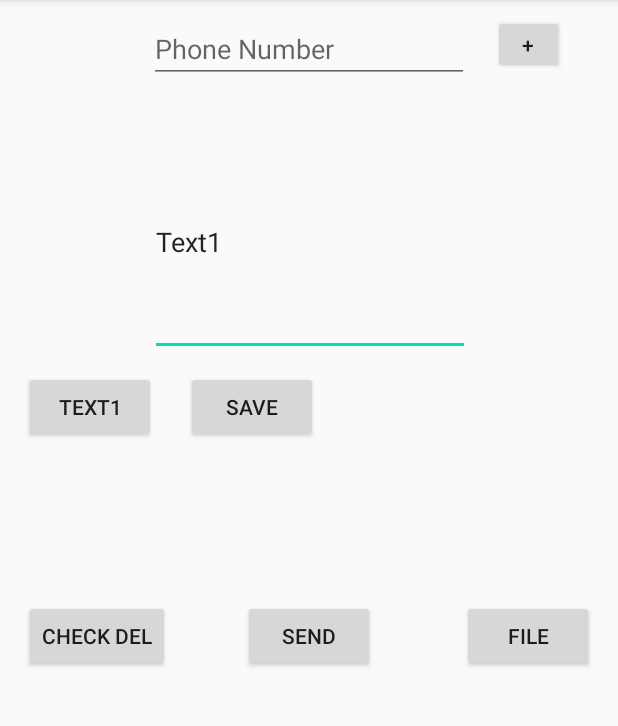
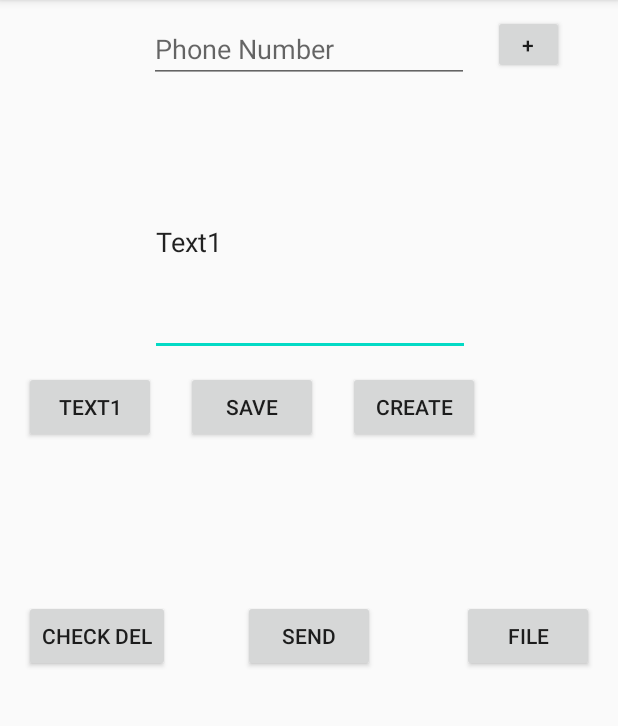
Before and after one commit to vitamincarrot/GroupSMS, an Android app: the screen it shows after launch (MainActivity), after a tap on "SAVE", on a phone screen of 412 x 824 dp, the part 84-810 px from its top. Run offline under Robolectric (Android 15) with nearby library versions, the phone set to English and light mode, and no system bars; libraries missing offline, so code that uses them is left out: jxl.read.biff, jxl.write, jxl.write.biff; 3 other taps on this screen came first.

Commit message:
엑셀 데이터 불러오기 완성 엑셀 샘플 파일 생성하기 완성

```diff
--- a/app/src/main/java/com/example/groupsms/MainActivity.java
+++ b/app/src/main/java/com/example/groupsms/MainActivity.java
@@ -1,15 +1,12 @@
 package com.example.groupsms;
 
 import android.Manifest;
-import android.annotation.SuppressLint;
 import android.app.Activity;
 import android.content.DialogInterface;
 import android.content.Intent;
 import android.content.pm.PackageManager;
 import android.net.Uri;
 import android.os.Bundle;
-import android.os.Environment;
-import android.os.ParcelFileDescriptor;
 import android.telephony.SmsManager;
 import android.util.Log;
 import android.view.View;
@@ -18,16 +15,11 @@ import android.widget.EditText;
 import android.widget.LinearLayout;
 import android.widget.Toast;
 
-import java.io.File;
-import java.io.FileInputStream;
 import java.io.FileNotFoundException;
-import java.io.FileOutputStream;
-import java.io.FileWriter;
 import java.io.IOException;
 import java.io.InputStream;
-import java.text.SimpleDateFormat;
+import java.io.OutputStream;
 import java.util.ArrayList;
-import java.util.Date;
 import java.util.List;
 
 import androidx.annotation.NonNull;
@@ -41,23 +33,29 @@ import jxl.Sheet;
 import jxl.Workbook;
 import jxl.WorkbookSettings;
 import jxl.read.biff.BiffException;
+import jxl.write.Label;
+import jxl.write.WritableSheet;
+import jxl.write.WritableWorkbook;
+import jxl.write.WriteException;
+import jxl.write.biff.RowsExceededException;
 
 public class MainActivity extends AppCompatActivity {
 
     private static final int MY_PERMISSIONS_REQUEST_SEND_SMS = 1;
     EditText num, msg;
-    Button sendBtn, retryBtn, addBtn, checkDelBtn, inputButton1, save;
-    String inputText1 = "Text1", sdPath;
+    Button sendBtn, retryBtn, addBtn, checkDelBtn, inputButton1, save, createBtn;
+    String inputText1 = "Text1";
     RecyclerView recyclerView;
     /*public RecyclerView.Adapter mAdapter;
     public RecyclerView.LayoutManager layoutManager;*/
-    ArrayList<String> myDataset = new ArrayList<>();
+    ArrayList<String> myDataSet = new ArrayList<>();
     ArrayList<String> checkText = new ArrayList<>();
     Workbook workbook;
     List<String> excelTitle, excelContent, excelThumb;
-    private int WRITE_REQUEST_CODE = 43;
-    private ParcelFileDescriptor pfd;
-    private FileOutputStream fileOutputStream;
+    private int READ_REQUEST_CODE = 43;
+    private int WRITE_REQUEST_CODE = 44;
+//    private ParcelFileDescriptor pfd;
+//    private FileOutputStream fileOutputStream;
 
 
     @Override
@@ -74,17 +72,17 @@ public class MainActivity extends AppCompatActivity {
         checkDelBtn = findViewById(R.id.checkDel);
         inputButton1 = findViewById(R.id.inputText1);
         save = findViewById(R.id.save);
+        createBtn = findViewById(R.id.createBtn);
 
         excelTitle = new ArrayList<>();
         excelContent = new ArrayList<>();
         excelThumb = new ArrayList<>();
 
 
-
         final RecyclerView recyclerView = findViewById(R.id.recyclerView);
         recyclerView.setLayoutManager(new LinearLayoutManager(getApplicationContext()));
 
-        final MyAdapter adapter = new MyAdapter(myDataset);
+        final MyAdapter adapter = new MyAdapter(myDataSet);
         recyclerView.setAdapter(adapter);
 
         checkForSmsPermission();
@@ -92,7 +90,15 @@ public class MainActivity extends AppCompatActivity {
         save.setOnClickListener(new View.OnClickListener() {
             @Override
             public void onClick(View v) {
-                StartRecord();
+                StartRead();
+            }
+        });
+
+        createBtn.setOnClickListener(new View.OnClickListener() {
+            @Override
+            public void onClick(View v) {
+                StartWrite();
+
             }
         });
 
@@ -136,10 +142,10 @@ public class MainActivity extends AppCompatActivity {
             public void onClick(View v) {
                 checkText = adapter.checkPos;
                 for (int i = 0; i < checkText.size(); i++) {
-                    myDataset.remove(checkText.get(i));
+                    myDataSet.remove(checkText.get(i));
                 }
 
-                adapter.checkPos.removeAll(adapter.checkPos);
+                adapter.checkPos.removeAll(checkText);
                 adapter.notifyDataSetChanged();
 
             }
@@ -151,8 +157,8 @@ public class MainActivity extends AppCompatActivity {
             public void onClick(View v) {
 
                 if (num.length() > 0) {
-                    myDataset.add(num.getText().toString());
-                    Log.d("MainActivity_Log", "(addBtn) Data add : " + myDataset.get(0));
+                    myDataSet.add(num.getText().toString());
+                    Log.d("MainActivity_Log", "(addBtn) Data add : " + myDataSet.get(0));
                     adapter.notifyDataSetChanged();
                     num.getText().clear();
 
@@ -170,10 +176,10 @@ public class MainActivity extends AppCompatActivity {
             @Override
             public void onClick(View v) {
                 String inputMsgText = msg.getText().toString();
-                if (myDataset.size() > 0 && inputMsgText.length() > 0) {
-                    for (int i = 0; i < myDataset.size(); i++) {
-                        sendSMS(myDataset.get(i), inputMsgText);
-                        toastMsgShort(myDataset.get(i) + "\n" + inputMsgText);
+                if (myDataSet.size() > 0 && inputMsgText.length() > 0) {
+                    for (int i = 0; i < myDataSet.size(); i++) {
+                        sendSMS(myDataSet.get(i), inputMsgText);
+                        toastMsgShort(myDataSet.get(i) + "\n" + inputMsgText);
 
                     }
 
@@ -193,7 +199,8 @@ public class MainActivity extends AppCompatActivity {
 
     }
 
-    public void StartRecord() {
+    //불러올 파일 선택창 열기
+    public void StartRead() {
         try {
             /*long now = System.currentTimeMillis();
             Date date = new Date(now);
@@ -203,51 +210,82 @@ public class MainActivity extends AppCompatActivity {
 */
 
 
-            /**
+            /*
              * SAF 파일 편집
              * */
 /*
             String fileName = formatDate + ".txt";
 */
 
-            Intent intent = new Intent(Intent.ACTION_OPEN_DOCUMENT);
+            Intent intent = null;
+            if (android.os.Build.VERSION.SDK_INT >= android.os.Build.VERSION_CODES.KITKAT) {
+                intent = new Intent(Intent.ACTION_OPEN_DOCUMENT);
+            }
+            assert intent != null;
             intent.addCategory(Intent.CATEGORY_OPENABLE);
             intent.setType("*/*");
 /*
             intent.putExtra(Intent.EXTRA_TITLE, fileName);
 */
 
-            startActivityForResult(intent, WRITE_REQUEST_CODE);
+            startActivityForResult(intent, READ_REQUEST_CODE);
         } catch (Exception e) {
             e.printStackTrace();
         }
 
     }
 
+    //저장할 파일 선택창 열기
+    public void StartWrite() {
+        Intent intent = null;
+        String fileName = "Sample.xls";
+        if (android.os.Build.VERSION.SDK_INT >= android.os.Build.VERSION_CODES.KITKAT) {
+            intent = new Intent(Intent.ACTION_CREATE_DOCUMENT);
+        }
+        assert intent != null;
+        intent.addCategory(Intent.CATEGORY_OPENABLE);
+        intent.setType("*/*");
+        intent.putExtra(Intent.EXTRA_TITLE, fileName);
+
+        startActivityForResult(intent, WRITE_REQUEST_CODE);
+    }
+
+    //선택된 파일 정보 받아오기
     @Override
     protected void onActivityResult(int requestCode, int resultCode, Intent data) {
         super.onActivityResult(requestCode, resultCode, data);
-        if (requestCode == WRITE_REQUEST_CODE && resultCode == Activity.RESULT_OK) {
-            Log.d("MainActivity_Log", "(onActivityResult) WRITE_REQUEST_CODE");
+        if (requestCode == READ_REQUEST_CODE && resultCode == Activity.RESULT_OK) {
+            Log.d("MainActivity_Log", "(onActivityResult) READ_REQUEST_CODE");
 
             Uri uri = data.getData();
             Log.d("MainActivity_Log", "(onActivityResult) " + uri);
 
             try {
-                InputStream file = getApplicationContext().getContentResolver().openInputStream(uri);
+                InputStream file = null;
+                if (uri != null) {
+                    file = getApplicationContext().getContentResolver().openInputStream(uri);
+                }
                 excelRead(file);
             } catch (FileNotFoundException e) {
                 e.printStackTrace();
                 Log.d("MainActivity_Log", "(onCreate) " + e);
 
             }
-/*
-            addText(uri);
-*/
+        } else if (requestCode == WRITE_REQUEST_CODE && resultCode == Activity.RESULT_OK) {
+            Uri uri = data.getData();
+            try {
+                if (uri != null) {
+                    OutputStream outputStream = getApplication().getContentResolver().openOutputStream(uri);
+                    excelCreate(outputStream);
+                }
+            } catch (FileNotFoundException e) {
+                e.printStackTrace();
+            }
+
         }
     }
 
-    public void addText(Uri uri) {
+/*    public void addText(Uri uri) {
         try {
             pfd = this.getContentResolver().openFileDescriptor(uri, "w");
             Log.d("MainActivity_Log", "(addText) " + pfd);
@@ -261,25 +299,25 @@ public class MainActivity extends AppCompatActivity {
         } catch (IOException e) {
             e.printStackTrace();
         }
-    }
+    }*/
 
-    public void putString(String st) throws IOException {
+    /*public void putString(String st) throws IOException {
         if (fileOutputStream != null) fileOutputStream.write(st.getBytes());
-    }
+    }*/
 
-    public void FinishRecord() throws IOException {
+  /*  public void FinishRecord() throws IOException {
         Toast.makeText(getApplicationContext(), "저장되었습니다.", Toast.LENGTH_LONG).show();
         fileOutputStream.close();
         pfd.close();
 
-    }
+    }*/
 
+    //중간에 텍스트 삽입하기
     private void insertSomeText(String st) {
         int start = Math.max(msg.getSelectionStart(), 0);
         int end = Math.max(msg.getSelectionEnd(), 0);
         msg.getText().replace(Math.min(start, end), Math.max(start, end), st);
     }
-
 
     //SMS 메세지 보내기
     private void sendSMS(String phoneNum, String message) {
@@ -348,8 +386,8 @@ public class MainActivity extends AppCompatActivity {
         }
     }
 
-
-    public void excelRead(InputStream file) {
+    // 엑셀파일 불러오기
+    private void excelRead(InputStream file) {
         WorkbookSettings ws = new WorkbookSettings();
         ws.setGCDisabled(true);
         if (file != null) {
@@ -382,5 +420,41 @@ public class MainActivity extends AppCompatActivity {
         }
     }
 
+    // 샘플 엑셀파일 생성하기
+    private void excelCreate(OutputStream outputStream) {
+        try {
+            WritableWorkbook workbook = Workbook.createWorkbook(outputStream);
+            WritableSheet sheet = workbook.createSheet("example", 0);
+            Label label;
+            label = new Label(0, 0, "Text1");
+            sheet.addCell(label);
+
+            label = new Label(1, 0, "Text2");
+            sheet.addCell(label);
+
+            label = new Label(2, 0, "Text3");
+            sheet.addCell(label);
+
+            label = new Label(3, 0, "Text4");
+            sheet.addCell(label);
+
+            label = new Label(4, 0, "Text5");
+            sheet.addCell(label);
+
+            workbook.write();
+            workbook.close();
+            toastMsgLong("Excel file create complete!");
+
+        } catch (IOException e) {
+            e.printStackTrace();
+        } catch (RowsExceededException e) {
+            e.printStackTrace();
+        } catch (WriteException e) {
+            e.printStackTrace();
+        }
+
+
+    }
+
 
 }
--- a/app/src/main/res/layout/activity_main.xml
+++ b/app/src/main/res/layout/activity_main.xml
@@ -128,4 +128,15 @@
         android:text="Save"
         app:layout_constraintStart_toEndOf="@+id/inputText1"
         app:layout_constraintTop_toBottomOf="@+id/message" />
+
+    <Button
+        android:id="@+id/createBtn"
+        android:layout_width="wrap_content"
+        android:layout_height="wrap_content"
+        android:layout_marginLeft="20dp"
+        android:layout_marginStart="20dp"
+        android:layout_marginTop="10dp"
+        android:text="CREATE"
+        app:layout_constraintStart_toEndOf="@+id/save"
+        app:layout_constraintTop_toBottomOf="@+id/message" />
 </androidx.constraintlayout.widget.ConstraintLayout>
```
